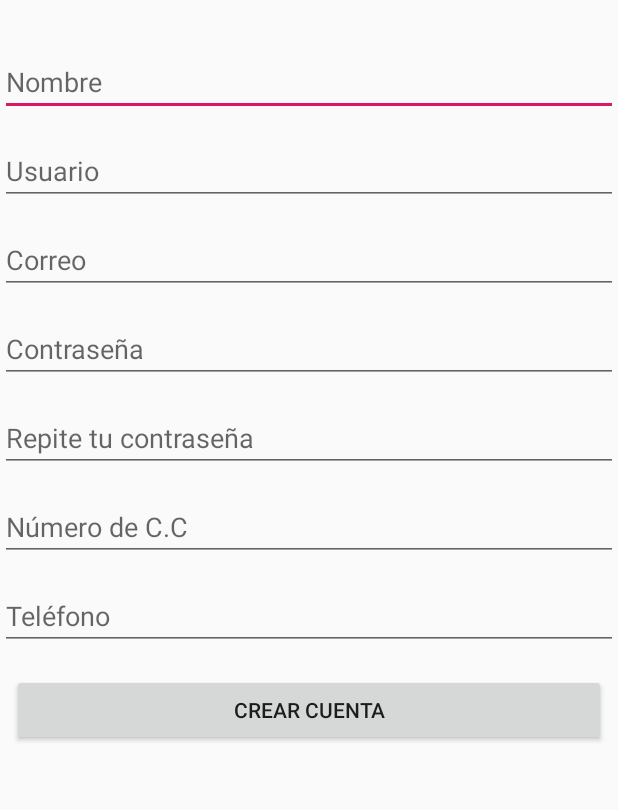
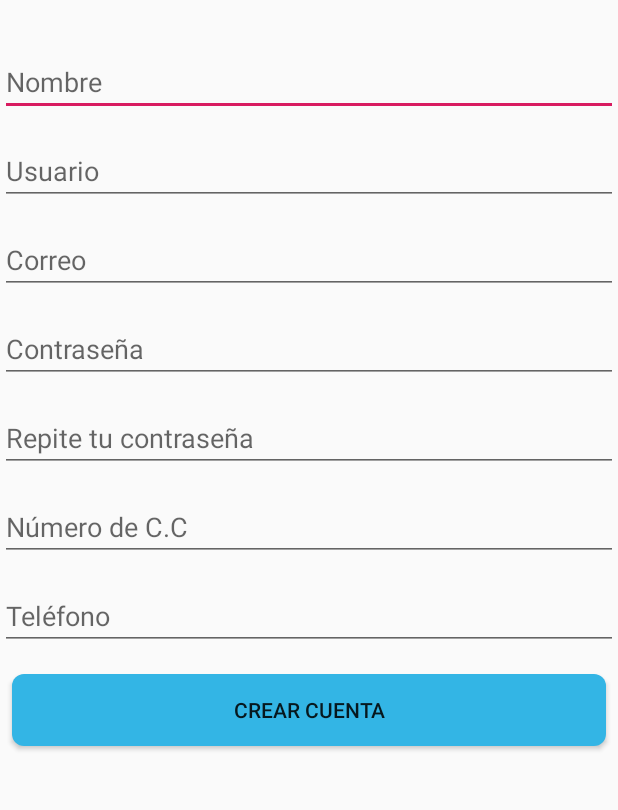
Before and after one commit to compumovil1930/WheresMyCar, an Android app: the RegisterActivity screen opened directly, with no data from a screen before it, on a phone screen of 412 x 824 dp, the part 185-995 px from its top. Run offline under Robolectric (Android 15) with nearby library versions, the phone set to English and light mode, and no system bars.

Commit message:
Formato botones y algunos cambios de pantalla preparanda chef

```diff
--- a/app/src/main/res/layout/activity_main.xml
+++ b/app/src/main/res/layout/activity_main.xml
@@ -50,12 +50,12 @@
 
     <Button
         android:id="@+id/buttonIniciar"
-        android:background="@drawable/rounded_button"
         android:layout_width="match_parent"
         android:layout_height="wrap_content"
         android:layout_marginStart="8dp"
         android:layout_marginTop="30dp"
         android:layout_marginEnd="8dp"
+        android:background="@drawable/rounded_button"
         android:text="Iniciar Sesión"
         app:layout_constraintEnd_toEndOf="parent"
         app:layout_constraintStart_toStartOf="parent"
--- a/app/src/main/res/layout/activity_register.xml
+++ b/app/src/main/res/layout/activity_register.xml
@@ -120,6 +120,7 @@ tools:context=".MainActivity">
             android:layout_marginTop="16dp"
             android:layout_marginEnd="8dp"
             android:layout_marginBottom="16dp"
+            android:background="@drawable/rounded_button"
             android:text="Crear cuenta"
             app:layout_constraintBottom_toBottomOf="parent"
             app:layout_constraintEnd_toEndOf="parent"
--- a/app/src/main/res/values/colors.xml
+++ b/app/src/main/res/values/colors.xml
@@ -1,6 +1,6 @@
 <?xml version="1.0" encoding="utf-8"?>
 <resources>
-    <color name="colorPrimary">#008577</color>
+    <color name="colorPrimary">#33B5E5</color>
     <color name="colorPrimaryDark">#CAD1D0</color>
     <color name="colorAccent">#D81B60</color>
 </resources>
```
Also changed, not shown: app/src/main/res/layout/activity_preparando_chef.xml (+8 -0 lines).
